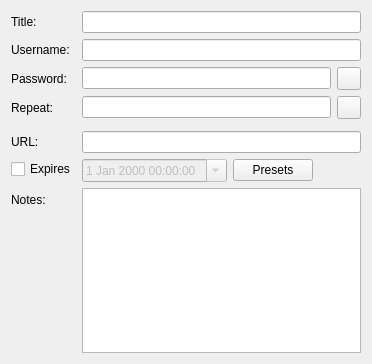
This is src/gui/entry/EditEntryWidgetMain.ui in keepassxreboot/keepassxc as Qt 5 draws it before an edit. The edited form follows.
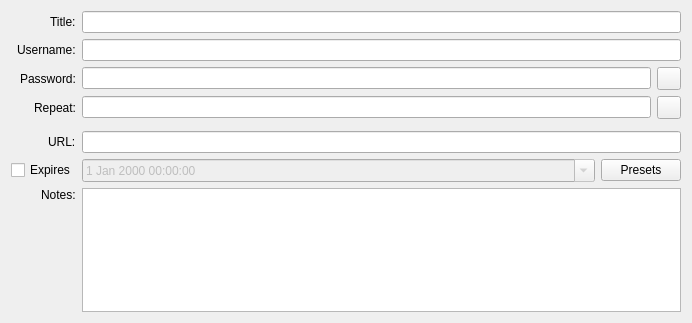
This is the edited form. Custom widgets are drawn as their Qt base class.

Commit message: Fix edit entry form alignment and autotype settings '+'/'-' buttons

```diff
--- a/src/gui/entry/EditEntryWidgetMain.ui
+++ b/src/gui/entry/EditEntryWidgetMain.ui
@@ -6,35 +6,35 @@
    <rect>
     <x>0</x>
     <y>0</y>
-    <width>372</width>
-    <height>364</height>
+    <width>692</width>
+    <height>323</height>
    </rect>
   </property>
-  <layout class="QFormLayout" name="formLayout">
-   <property name="fieldGrowthPolicy">
-    <enum>QFormLayout::ExpandingFieldsGrow</enum>
-   </property>
-   <item row="0" column="0">
-    <widget class="QLabel" name="titleLabel">
+  <property name="sizePolicy">
+   <sizepolicy hsizetype="Preferred" vsizetype="Preferred">
+    <horstretch>0</horstretch>
+    <verstretch>0</verstretch>
+   </sizepolicy>
+  </property>
+  <layout class="QGridLayout" name="gridLayout_3">
+   <item row="5" column="0" alignment="Qt::AlignRight">
+    <widget class="QLabel" name="urlLabel">
      <property name="text">
-      <string>Title:</string>
+      <string>URL:</string>
      </property>
     </widget>
    </item>
-   <item row="0" column="1">
-    <widget class="QLineEdit" name="titleEdit"/>
-   </item>
-   <item row="1" column="0">
-    <widget class="QLabel" name="usernameLabel">
-     <property name="text">
-      <string>Username:</string>
+   <item row="4" column="1">
+    <widget class="PasswordGeneratorWidget" name="passwordGenerator" native="true">
+     <property name="sizePolicy">
+      <sizepolicy hsizetype="Preferred" vsizetype="Fixed">
+       <horstretch>0</horstretch>
+       <verstretch>0</verstretch>
+      </sizepolicy>
      </property>
     </widget>
    </item>
-   <item row="1" column="1">
-    <widget class="QLineEdit" name="usernameEdit"/>
-   </item>
-   <item row="3" column="0">
+   <item row="2" column="0" alignment="Qt::AlignRight">
     <widget class="QLabel" name="passwordLabel">
      <property name="text">
       <string>Password:</string>
@@ -42,6 +42,24 @@
     </widget>
    </item>
    <item row="3" column="1">
+    <layout class="QHBoxLayout" name="horizontalLayout_4">
+     <item>
+      <widget class="PasswordEdit" name="passwordRepeatEdit">
+       <property name="echoMode">
+        <enum>QLineEdit::Password</enum>
+       </property>
+      </widget>
+     </item>
+     <item>
+      <widget class="QToolButton" name="togglePasswordGeneratorButton">
+       <property name="checkable">
+        <bool>true</bool>
+       </property>
+      </widget>
+     </item>
+    </layout>
+   </item>
+   <item row="2" column="1">
     <layout class="QHBoxLayout" name="horizontalLayout">
      <item>
       <widget class="PasswordEdit" name="passwordEdit">
@@ -59,49 +77,28 @@
      </item>
     </layout>
    </item>
-   <item row="5" column="0">
+   <item row="3" column="0" alignment="Qt::AlignRight">
     <widget class="QLabel" name="passwordRepeatLabel">
      <property name="text">
       <string>Repeat:</string>
      </property>
     </widget>
    </item>
-   <item row="5" column="1">
-    <layout class="QHBoxLayout" name="horizontalLayout_4">
-     <item>
-      <widget class="PasswordEdit" name="passwordRepeatEdit">
-       <property name="echoMode">
-        <enum>QLineEdit::Password</enum>
-       </property>
-      </widget>
-     </item>
-     <item>
-      <widget class="QToolButton" name="togglePasswordGeneratorButton">
-       <property name="checkable">
-        <bool>true</bool>
-       </property>
-      </widget>
-     </item>
-    </layout>
+   <item row="0" column="0" alignment="Qt::AlignRight">
+    <widget class="QLabel" name="titleLabel">
+     <property name="text">
+      <string>Title:</string>
+     </property>
+    </widget>
    </item>
-   <item row="7" column="0">
-    <widget class="QLabel" name="urlLabel">
+   <item row="9" column="0" alignment="Qt::AlignRight|Qt::AlignTop">
+    <widget class="QLabel" name="notesLabel">
      <property name="text">
-      <string>URL:</string>
+      <string>Notes:</string>
      </property>
     </widget>
    </item>
    <item row="7" column="1">
-    <widget class="QLineEdit" name="urlEdit"/>
-   </item>
-   <item row="8" column="0">
-    <widget class="QCheckBox" name="expireCheck">
-     <property name="text">
-      <string>Expires</string>
-     </property>
-    </widget>
-   </item>
-   <item row="8" column="1">
     <layout class="QHBoxLayout" name="horizontalLayout_2">
      <item>
       <widget class="QDateTimeEdit" name="expireDatePicker">
@@ -115,6 +112,12 @@
      </item>
      <item>
       <widget class="QPushButton" name="expirePresets">
+       <property name="sizePolicy">
+        <sizepolicy hsizetype="Fixed" vsizetype="Fixed">
+         <horstretch>0</horstretch>
+         <verstretch>0</verstretch>
+        </sizepolicy>
+       </property>
        <property name="text">
         <string>Presets</string>
        </property>
@@ -122,13 +125,6 @@
      </item>
     </layout>
    </item>
-   <item row="9" column="0">
-    <widget class="QLabel" name="notesLabel">
-     <property name="text">
-      <string>Notes:</string>
-     </property>
-    </widget>
-   </item>
    <item row="9" column="1">
     <widget class="QPlainTextEdit" name="notesEdit">
      <property name="sizePolicy">
@@ -139,8 +135,28 @@
      </property>
     </widget>
    </item>
-   <item row="6" column="1">
-    <widget class="PasswordGeneratorWidget" name="passwordGenerator" native="true"/>
+   <item row="1" column="0" alignment="Qt::AlignRight">
+    <widget class="QLabel" name="usernameLabel">
+     <property name="text">
+      <string>Username:</string>
+     </property>
+    </widget>
+   </item>
+   <item row="0" column="1">
+    <widget class="QLineEdit" name="titleEdit"/>
+   </item>
+   <item row="1" column="1">
+    <widget class="QLineEdit" name="usernameEdit"/>
+   </item>
+   <item row="5" column="1">
+    <widget class="QLineEdit" name="urlEdit"/>
+   </item>
+   <item row="7" column="0">
+    <widget class="QCheckBox" name="expireCheck">
+     <property name="text">
+      <string>Expires</string>
+     </property>
+    </widget>
    </item>
   </layout>
  </widget>
```
Left out of the diff: 7 changed lines with no effect on the pictures. The commit also changes 3 other files.
